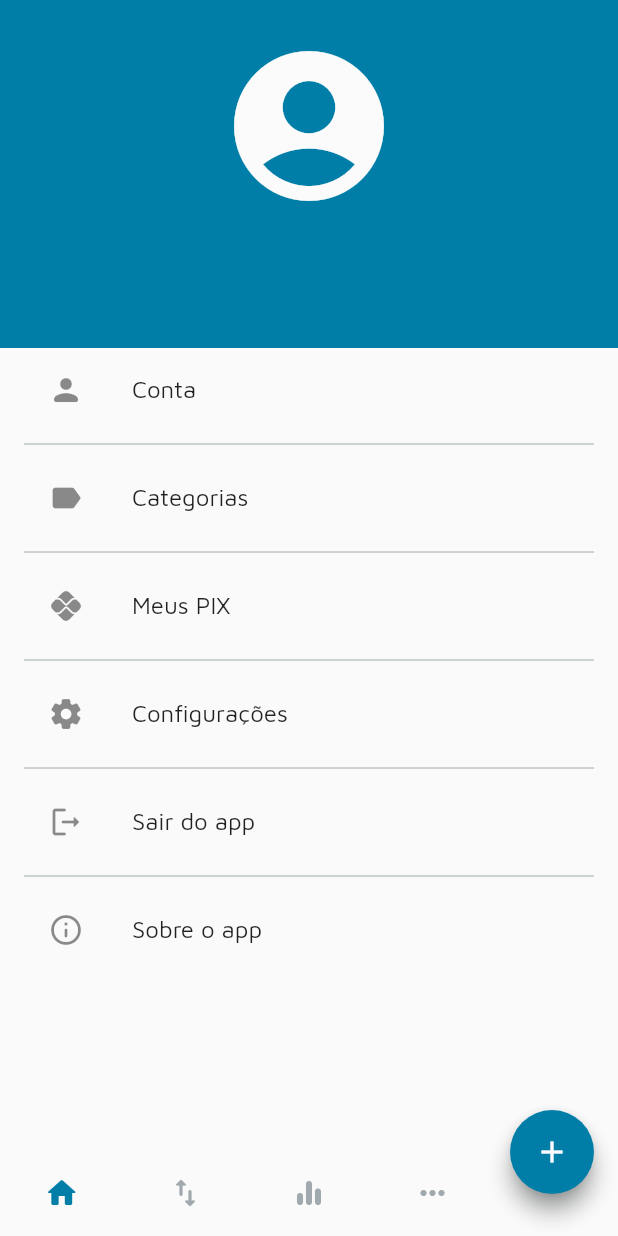
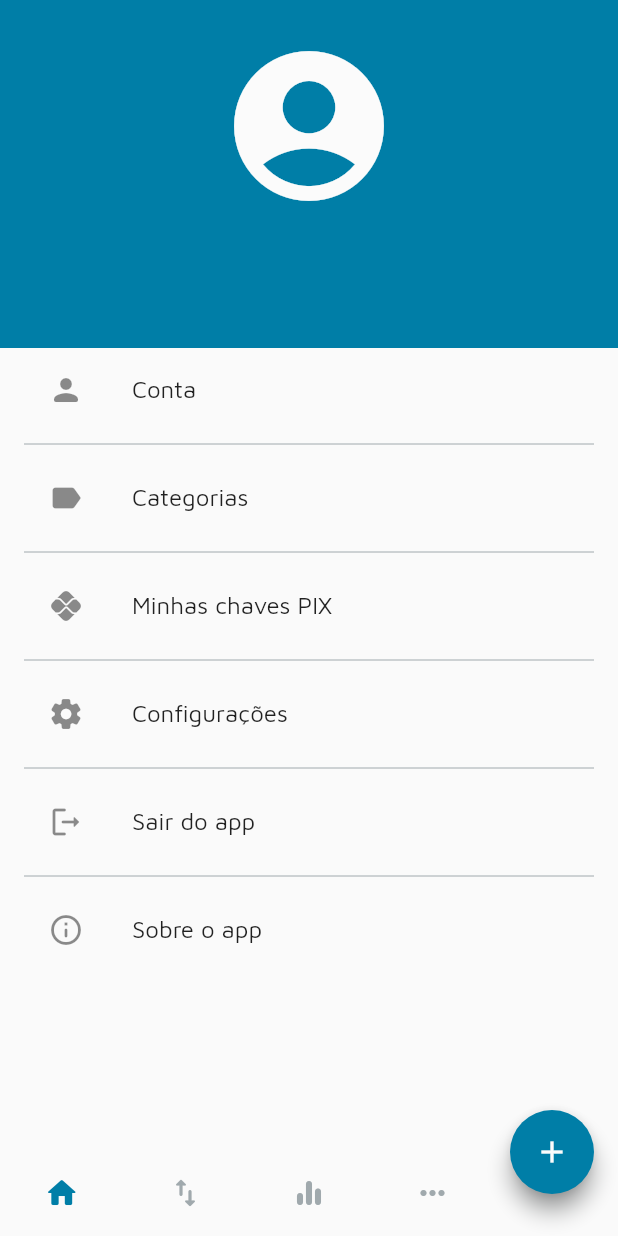
Before and after one commit to proz-tecnologia/PIT01GP08, a Flutter app: the AppPageView screen opened by its route, swiped to page 4, on a phone screen of 412 x 824 dp. Run offline on Flutter 3.47's test engine with Material 2 defaults, Android fonts, the phone set to English and light mode, and no system bars; our stand-ins replace cloud_firestore, firebase_auth, firebase_core, firebase_storage, fl_chart, flutter_bloc and 4 more; missing offline and left inert: local_auth_android; accounts and stored records are empty.

Commit message:
style: pix label at profile page

```diff
--- a/lib/features/page_view/profile/profile_page.dart
+++ b/lib/features/page_view/profile/profile_page.dart
@@ -44,7 +44,7 @@ class _ProfilePageState extends State<ProfilePage> {
             ),
             const ListTile(
               leading: Icon(Icons.pix_rounded),
-              title: Text("Meus PIX"),
+              title: Text("Minhas chaves PIX"),
             ),
             ListTile(
               onTap: () => Navigator.of(context).pushNamed("/settings"),
```
